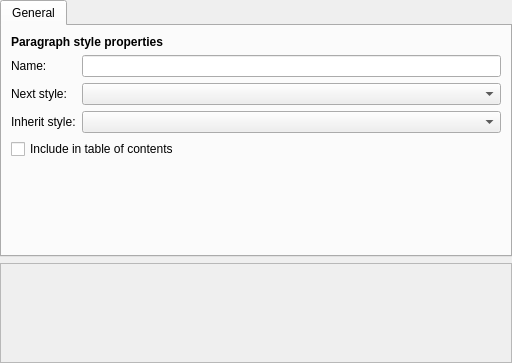
Before: the Qt Designer form plugins/textshape/dialogs/CharacterGeneral.ui in KDE/krita, drawn with Qt 5.
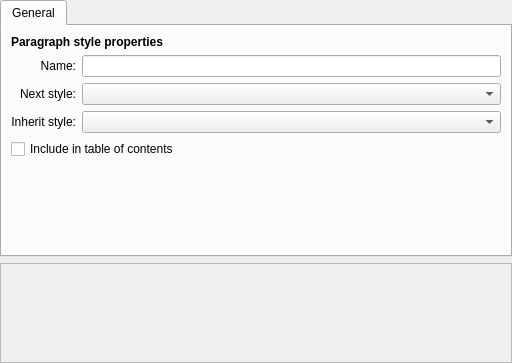
After: the same form once the commit is applied. Custom widgets are drawn as their Qt base class.

Commit message: Changed: right-align labels on paragraph/character dialogs

The edit to the form file:
```diff
--- a/plugins/textshape/dialogs/CharacterGeneral.ui
+++ b/plugins/textshape/dialogs/CharacterGeneral.ui
@@ -28,7 +28,7 @@
       </attribute>
       <layout class="QGridLayout">
        <item row="0" column="0" colspan="3">
-        <widget class="QLabel" name="label_5">
+        <widget class="QLabel">
          <property name="sizePolicy">
           <sizepolicy hsizetype="Preferred" vsizetype="Fixed">
            <horstretch>0</horstretch>
@@ -41,10 +41,13 @@
         </widget>
        </item>
        <item row="1" column="0" colspan="2">
-        <widget class="QLabel" name="label">
+        <widget class="QLabel">
          <property name="text">
           <string>Name:</string>
          </property>
+         <property name="alignment">
+          <set>Qt::AlignRight|Qt::AlignTrailing|Qt::AlignVCenter</set>
+         </property>
         </widget>
        </item>
        <item row="1" column="2">
@@ -55,6 +58,9 @@
          <property name="text">
           <string>Next style:</string>
          </property>
+         <property name="alignment">
+          <set>Qt::AlignRight|Qt::AlignTrailing|Qt::AlignVCenter</set>
+         </property>
          <property name="buddy">
           <cstring>nextStyle</cstring>
          </property>
@@ -68,6 +74,9 @@
          <property name="text">
           <string>Inherit style:</string>
          </property>
+         <property name="alignment">
+          <set>Qt::AlignRight|Qt::AlignTrailing|Qt::AlignVCenter</set>
+         </property>
          <property name="buddy">
           <cstring>inheritStyle</cstring>
          </property>
```
The commit also changes 3 other files.
